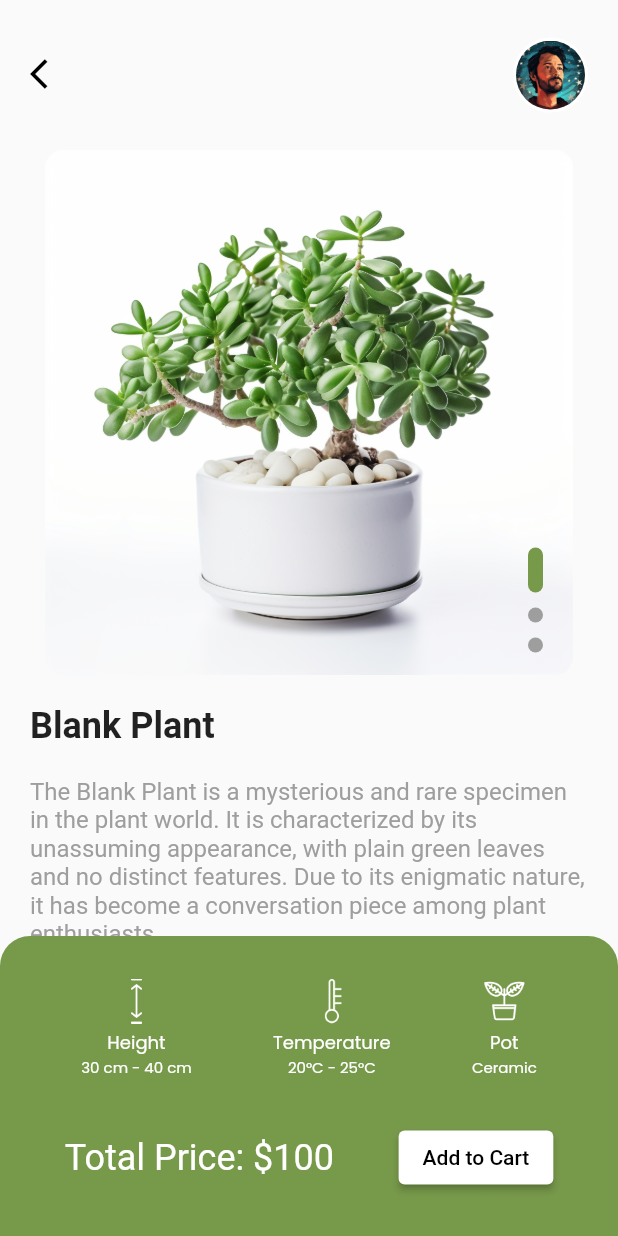
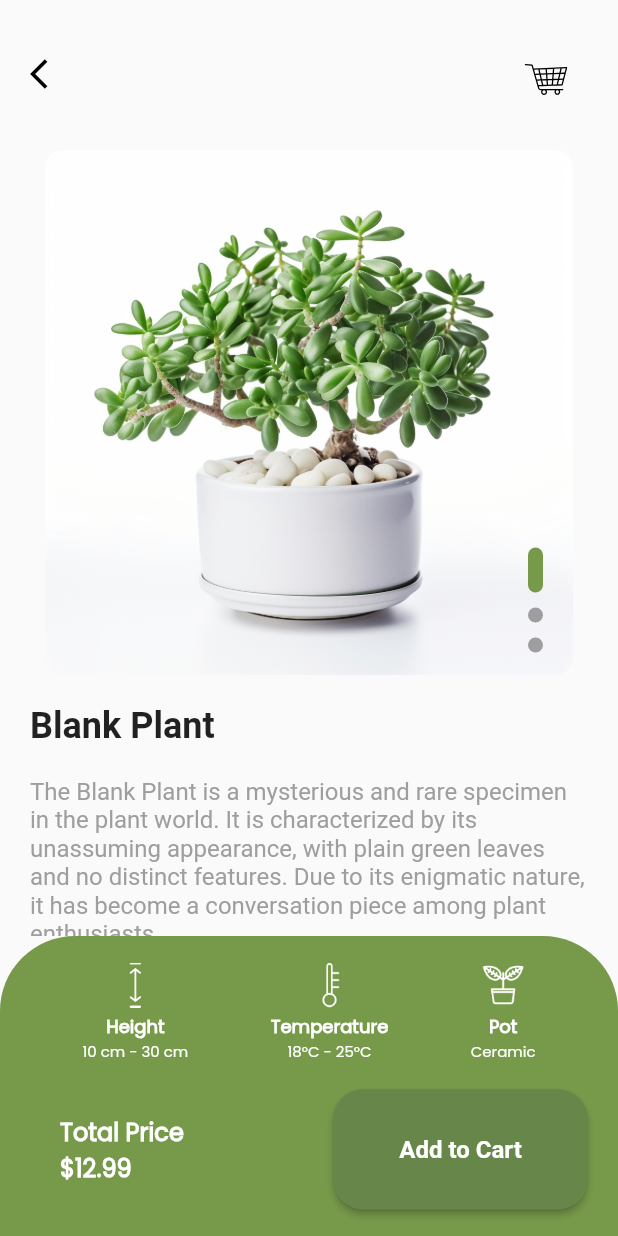
Before and after one commit to Justbeingjustin/plant-shop-flutter, a Flutter app: the Detail screen opened directly with sample values from the repository, on a phone screen of 412 x 824 dp. Run offline on Flutter 3.47's test engine with Material 2 defaults, Android fonts, the light colour scheme and no system bars; our stand-ins replace flutter_svg, lottie.

Commit message:
various changes

```diff
--- a/plant_shop/lib/detail/detail.dart
+++ b/plant_shop/lib/detail/detail.dart
@@ -54,8 +54,8 @@ class _DetailState extends State<Detail> {
         decoration: BoxDecoration(
           color: Color(0xFF77994A),
           borderRadius: BorderRadius.only(
-            topLeft: Radius.circular(20),
-            topRight: Radius.circular(20),
+            topLeft: Radius.circular(50),
+            topRight: Radius.circular(50),
           ),
         ),
         child: Column(
@@ -77,12 +77,13 @@ class _DetailState extends State<Detail> {
                       'Height',
                       style: TextStyle(
                         fontFamily: 'Poppins',
+                        fontWeight: FontWeight.bold,
                         color: Colors.white,
                         fontSize: 12, // Smaller font size
                       ),
                     ),
                     Text(
-                      '30 cm - 40 cm',
+                      '${widget.plant.minHeight} cm - ${widget.plant.maxHeight} cm',
                       style: TextStyle(
                         fontFamily: 'Poppins',
                         color: Colors.white,
@@ -103,12 +104,13 @@ class _DetailState extends State<Detail> {
                       'Temperature',
                       style: TextStyle(
                         fontFamily: 'Poppins',
+                        fontWeight: FontWeight.bold,
                         color: Colors.white,
                         fontSize: 12, // Smaller font size
                       ),
                     ),
                     Text(
-                      '20°C - 25°C',
+                      '${widget.plant.minTemp}°C - ${widget.plant.maxTemp}°C',
                       style: TextStyle(
                         fontFamily: 'Poppins',
                         color: Colors.white,
@@ -129,12 +131,13 @@ class _DetailState extends State<Detail> {
                       'Pot',
                       style: TextStyle(
                         fontFamily: 'Poppins',
+                        fontWeight: FontWeight.bold,
                         color: Colors.white,
                         fontSize: 12, // Smaller font size
                       ),
                     ),
                     Text(
-                      'Ceramic',
+                      widget.plant.potType,
                       style: TextStyle(
                         fontFamily: 'Poppins',
                         color: Colors.white,
@@ -145,29 +148,76 @@ class _DetailState extends State<Detail> {
                 ),
               ],
             ),
-            // Second row with price and Add to Cart button
             Row(
-              mainAxisAlignment: MainAxisAlignment.spaceEvenly,
+              // Use Row
               children: [
-                Text(
-                  'Total Price: \$100', // Replace with actual price
-                  style: TextStyle(
-                    color: Colors.white,
-                    fontSize: 24,
+                Expanded(
+                  child: Column(
+                    mainAxisAlignment: MainAxisAlignment.center,
+                    crossAxisAlignment:
+                        CrossAxisAlignment.start, // Keep the alignment
+                    children: [
+                      Padding(
+                        // Added Padding
+                        padding:
+                            const EdgeInsets.only(left: 40.0), // Left padding
+                        child: Text(
+                          'Total Price',
+                          style: TextStyle(
+                            fontFamily: 'Poppins',
+                            fontWeight: FontWeight.bold,
+                            color: Colors.white,
+                            fontSize: 16,
+                          ),
+                        ),
+                      ),
+                      Padding(
+                        // Added Padding
+                        padding:
+                            const EdgeInsets.only(left: 40.0), // Left padding
+                        child: Text(
+                          '\$${widget.plant.price} ', // Replace with actual price
+                          style: TextStyle(
+                            fontFamily: 'Poppins',
+                            fontWeight: FontWeight.bold,
+                            color: Colors.white,
+                            fontSize: 16,
+                          ),
+                        ),
+                      ),
+                    ],
                   ),
                 ),
-                ElevatedButton(
-                  onPressed: () {
-                    // Add to Cart logic
-                  },
-                  child: Text('Add to Cart'),
-                  style: ElevatedButton.styleFrom(
-                    primary: Colors.white,
-                    onPrimary: Colors.black,
+                Padding(
+                  // Added right Padding
+                  padding: const EdgeInsets.only(right: 20.0), // Right padding
+                  child: ElevatedButton(
+                    onPressed: () {
+                      // Add to Cart logic
+                    },
+                    child: Text(
+                      'Add to Cart',
+                      style: TextStyle(
+                        fontWeight: FontWeight.bold,
+                        color: Colors.white,
+                        fontSize: 16, // Make text larger
+                      ),
+                    ),
+                    style: ElevatedButton.styleFrom(
+                      primary: Color(0xFF67864a),
+                      onPrimary: Colors.white,
+                      minimumSize: Size(170, 80), // Set the minimum size
+                      shape: RoundedRectangleBorder(
+                        // Add this line
+                        borderRadius:
+                            BorderRadius.circular(20.0), // Add this line
+                      ),
+                    ),
                   ),
                 ),
               ],
             ),
+            // Second row with price and Add to Cart button
           ],
         ),
       ),
--- a/plant_shop/lib/detail/detail_app_bar.dart
+++ b/plant_shop/lib/detail/detail_app_bar.dart
@@ -1,6 +1,6 @@
 import 'package:flutter/material.dart';
+import 'package:plant_shop/detail/detail_profile_icon.dart';
 import 'package:plant_shop/home/home_back_button.dart';
-import 'package:plant_shop/home/home_profile_icon.dart';
 
 class DetailAppBar extends StatelessWidget {
   final String title;
@@ -38,7 +38,7 @@ class DetailAppBar extends StatelessWidget {
               onTap: onBackTap,
             ),
           if (onActionTap != null)
-            HomeProfileIcon(
+            DetailProfileIcon(
               onTap: onActionTap,
             ),
         ],
--- /dev/null
+++ b/plant_shop/lib/detail/detail_profile_icon.dart
@@ -0,0 +1,56 @@
+import 'package:flutter/material.dart';
+import 'package:flutter_svg/flutter_svg.dart'; // Import the package
+
+class DetailProfileIcon extends StatefulWidget {
+  final Function()? onTap;
+
+  const DetailProfileIcon({required this.onTap});
+
+  @override
+  _DetailProfileIconState createState() => _DetailProfileIconState();
+}
+
+class _DetailProfileIconState extends State<DetailProfileIcon>
+    with SingleTickerProviderStateMixin {
+  bool isIconLarge = false;
+
+  @override
+  void initState() {
+    super.initState();
+  }
+
+  @override
+  void dispose() {
+    super.dispose();
+  }
+
+  @override
+  Widget build(BuildContext context) {
+    return Positioned(
+      top: 25,
+      right: 20,
+      child: Material(
+        color: Colors.transparent,
+        child: InkWell(
+          customBorder: CircleBorder(),
+          onTap: widget.onTap,
+          splashColor: Colors.grey.shade100,
+          child: Padding(
+            padding: EdgeInsets.only(top: 3, right: 3), // Adjust padding here
+            child: SizedBox(
+              width: 50,
+              height: 50,
+              child: Center(
+                child: SvgPicture.asset(
+                  'assets/shopping-cart.svg',
+                  width: 30,
+                  height: 30,
+                ),
+              ),
+            ),
+          ),
+        ),
+      ),
+    );
+  }
+}
--- a/plant_shop/lib/models/plant.dart
+++ b/plant_shop/lib/models/plant.dart
@@ -4,10 +4,15 @@ class Plant {
   final String name;
   final String description;
   final String longDescription;
-  final String price;
+  final double price;
   final AssetImage image1;
   final AssetImage image2;
   final AssetImage image3;
+  final int minHeight;
+  final int maxHeight;
+  final int minTemp;
+  final int maxTemp;
+  final String potType;
 
   Plant({
     required this.name,
@@ -17,5 +22,10 @@ class Plant {
     required this.image1,
     required this.image2,
     required this.image3,
+    required this.minHeight,
+    required this.maxHeight,
+    required this.minTemp,
+    required this.maxTemp,
+    required this.potType,
   });
 }
--- a/plant_shop/lib/services/plant_service.dart
+++ b/plant_shop/lib/services/plant_service.dart
@@ -7,7 +7,7 @@ class PlantService {
       Plant(
         name: 'Blank Plant',
         description: 'No description available',
-        price: '\$12.99',
+        price: 12.99,
         image1: AssetImage('assets/plant_4.png'),
         image2: AssetImage('assets/plant_3.png'),
         image3: AssetImage('assets/plant_2.png'),
@@ -15,26 +15,35 @@ class PlantService {
             'The Blank Plant is a mysterious and rare specimen in the plant world. '
             'It is characterized by its unassuming appearance, with plain green leaves and '
             'no distinct features. Due to its enigmatic nature, it has become a conversation '
-            'piece among plant enthusiasts.',
+            'piece among plant enthusiasts. \n\n',
+        minHeight: 10, // Add minimum height
+        maxHeight: 30, // Add maximum height
+        minTemp: 18, // Add minimum temperature
+        maxTemp: 25, // Add maximum temperature
+        potType: 'Ceramic', // Add pot type
       ),
       Plant(
         name: 'Lucky Jade Plant',
         description: 'A beautiful and easy-to-care-for indoor plant.',
-        price: '\$19.99',
+        price: 19.99,
         image1: AssetImage('assets/plant_4.png'),
         image2: AssetImage('assets/plant_3.png'),
         image3: AssetImage('assets/plant_2.png'),
         longDescription:
             'The Lucky Jade Plant, scientifically known as Crassula ovata, is a '
             'popular choice for indoor gardening. Its succulent leaves are shaped like '
-            'jade coins, symbolizing wealth and prosperity. This low-maintenance plant '
-            'thrives in bright, indirect light and is believed to bring good luck to its '
-            'owners.',
+            'jade coins, symbolizing wealth and prosperity. This is low-maintenance plant.',
+
+        minHeight: 15, // Add minimum height
+        maxHeight: 45, // Add maximum height
+        minTemp: 20, // Add minimum temperature
+        maxTemp: 28, // Add maximum temperature
+        potType: 'Terracotta', // Add pot type
       ),
       Plant(
         name: 'Snake Plant',
         description: 'A low-maintenance and air-purifying houseplant.',
-        price: '\$24.99',
+        price: 24.99,
         image1: AssetImage('assets/plant_5.png'),
         image2: AssetImage('assets/plant_4.png'),
         image3: AssetImage('assets/plant_3.png'),
@@ -42,26 +51,35 @@ class PlantService {
             'The Snake Plant, also known as Sansevieria, is a versatile and '
             'hardy houseplant. Its long, sword-shaped leaves are a striking addition to '
             'any indoor space. Besides its aesthetic appeal, the Snake Plant is known for '
-            'its air-purifying abilities, making it an excellent choice for improving indoor '
-            'air quality.',
+            'its air-purifying abilities, making it an excellent choice.\n\r\n ',
+        minHeight: 12, // Add minimum height
+        maxHeight: 36, // Add maximum height
+        minTemp: 15, // Add minimum temperature
+        maxTemp: 28, // Add maximum temperature
+        potType: 'Plastic', // Add pot type
       ),
       Plant(
         name: 'Peperomia',
         description: 'Super greens for your indoor garden.',
-        price: '\$14.99',
+        price: 14.99,
         image1: AssetImage('assets/plant_7.png'),
         image2: AssetImage('assets/plant_6.png'),
         image3: AssetImage('assets/plant_5.png'),
         longDescription:
             'The Peperomia plant is a delightful addition to your indoor garden. '
             'With its vibrant green leaves and unique textures, it adds a touch of elegance '
-            'to your home decor. Peperomias are known for their resilience and adaptability, '
-            'making them suitable for both novice and experienced plant owners.',
+            'to your home decor. Peperomias are known for their resilience and adaptability. ',
+
+        minHeight: 8, // Add minimum height
+        maxHeight: 20, // Add maximum height
+        minTemp: 18, // Add minimum temperature
+        maxTemp: 25, // Add maximum temperature
+        potType: 'Ceramic', // Add pot type
       ),
       Plant(
         name: 'Small Plant',
         description: 'Super greens for compact spaces.',
-        price: '\$9.99',
+        price: 9.99,
         image1: AssetImage('assets/plant_6.png'),
         image2: AssetImage('assets/plant_5.png'),
         image3: AssetImage('assets/plant_4.png'),
@@ -69,11 +87,16 @@ class PlantService {
             'The Small Plant collection is specially curated for those with limited '
             'space. These petite greens may be small in size but are big on charm. Perfect for '
             'apartments, offices, or any cozy corner that needs a touch of nature.',
+        minHeight: 5, // Add minimum height
+        maxHeight: 15, // Add maximum height
+        minTemp: 20, // Add minimum temperature
+        maxTemp: 28, // Add maximum temperature
+        potType: 'Terracotta', // Add pot type
       ),
       Plant(
         name: 'Medium Plant',
         description: 'Lush greenery to brighten up your space.',
-        price: '\$29.99',
+        price: 29.99,
         image1: AssetImage('assets/plant_2.png'),
         image2: AssetImage('assets/plant_1.png'),
         image3: AssetImage('assets/plant_6.png'),
@@ -82,7 +105,12 @@ class PlantService {
             'to transform your living spaces into vibrant paradises. These plants require '
             'a bit more space to thrive and can become the centerpiece of your home decor. '
             'Choose from a selection of sizes and styles to suit your preferences.',
-      ),
+        minHeight: 15, // Add minimum height
+        maxHeight: 30, // Add maximum height
+        minTemp: 18, // Add minimum temperature
+        maxTemp: 25, // Add maximum temperature
+        potType: 'Ceramic', // Add pot type
+      )
     ];
   }
 }
--- a/plant_shop/pubspec.yaml
+++ b/plant_shop/pubspec.yaml
@@ -24,6 +24,7 @@ dev_dependencies:
   flutter_lints: ^2.0.0
   lottie: ^1.2.1
   flutter_staggered_grid_view: ^0.4.1
+  flutter_svg: ^2.0.7
 
 
 flutter:
```
Also changed, not shown: plant_shop/assets/shopping-cart.svg (added).
